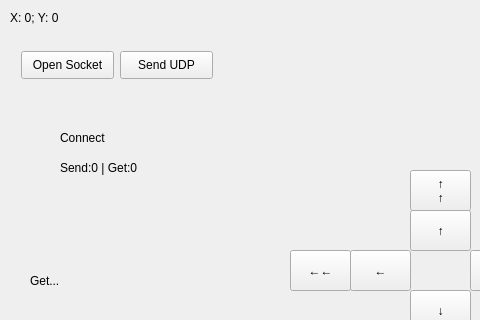
First picture: the form in mainwindow.ui, repository Alexey92/3dPrint, before the edit; both pictures show x 0 to 480 and y 0 to 320 of the 800 by 600 pixel window.
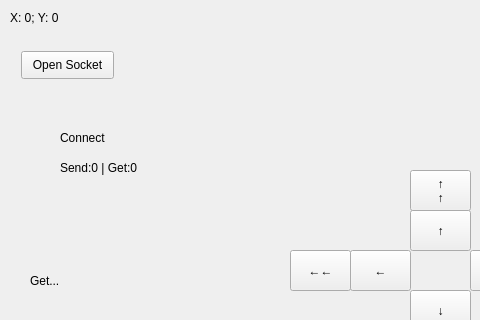
Second picture: the form after the edit.

Diff of the .ui file:
```diff
--- a/mainwindow.ui
+++ b/mainwindow.ui
@@ -27,19 +27,6 @@
      <string>Open Socket</string>
     </property>
    </widget>
-   <widget class="QPushButton" name="button_send_udp">
-    <property name="geometry">
-     <rect>
-      <x>120</x>
-      <y>51</y>
-      <width>93</width>
-      <height>28</height>
-     </rect>
-    </property>
-    <property name="text">
-     <string>Send UDP</string>
-    </property>
-   </widget>
    <widget class="QLabel" name="label">
     <property name="geometry">
      <rect>
```
